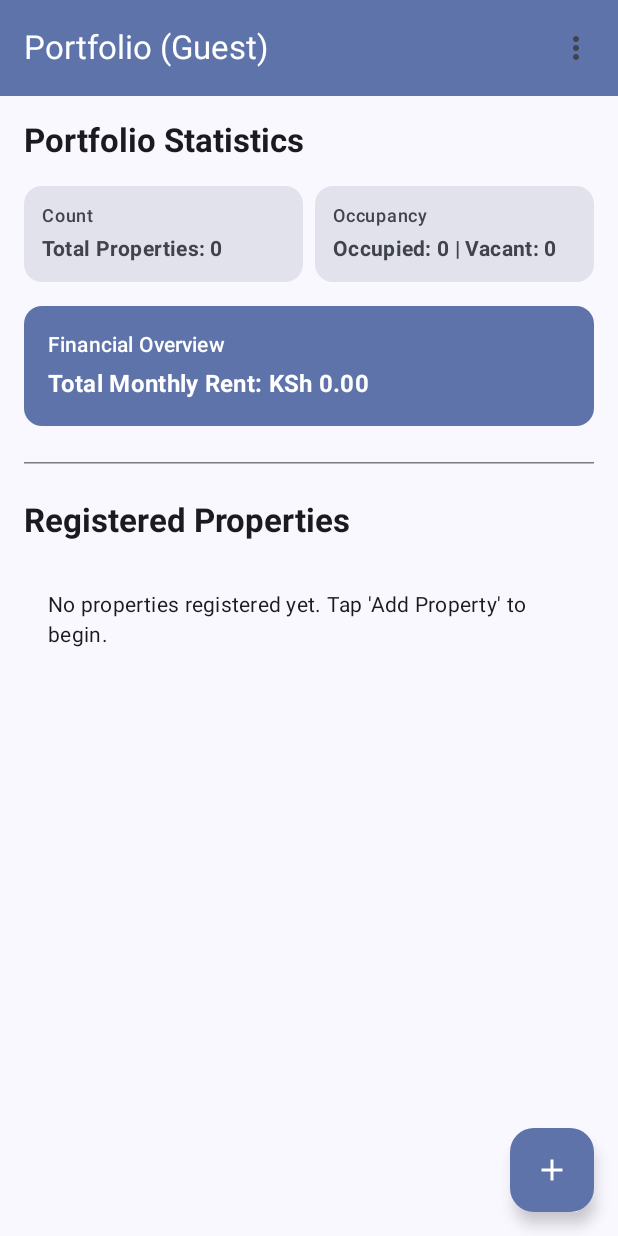
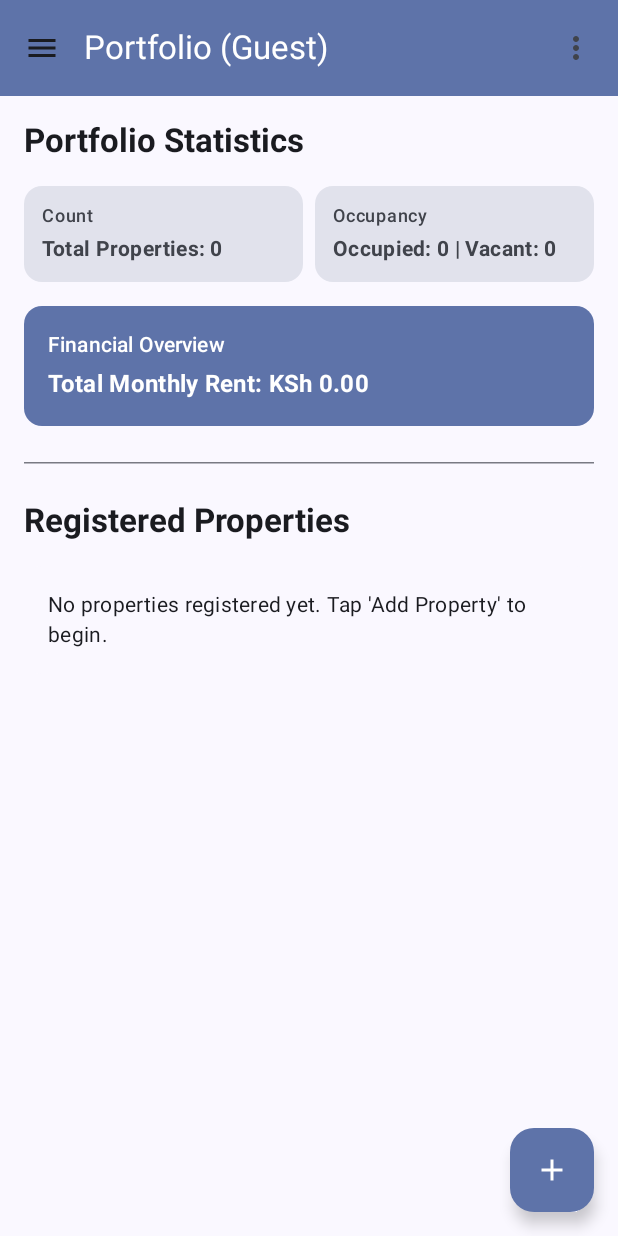
Before and after one commit to Davidrodges/Property-Mangement-Project, an Android app built with Jetpack Compose: the composable PropertyDashboardScreen called with empty values, on a phone screen of 412 x 824 dp. Run offline under Robolectric (Android 15) with nearby library versions, the phone set to English and light mode, and no system bars; our stand-ins replace Room's generated code, livedata-compose.

Commit message:
Feature: Add top-left navigation drawer menu with hover effects and quick actions

```diff
--- a/app/src/main/java/com/example/propertymanagementsystem/MainActivity.kt
+++ b/app/src/main/java/com/example/propertymanagementsystem/MainActivity.kt
@@ -27,6 +27,7 @@ import androidx.lifecycle.viewmodel.compose.viewModel
 import com.example.propertymanagementsystem.data.model.Property
 import com.example.propertymanagementsystem.ui.theme.PropertyManagementSystemTheme
 import com.example.propertymanagementsystem.ui.viewmodel.PropertyViewModel
+import kotlinx.coroutines.launch
 import java.text.SimpleDateFormat
 import java.util.Date
 import java.util.Locale
@@ -540,12 +541,120 @@ fun PropertyDashboardScreen(
     var showAddDialog by remember { mutableStateOf(false) }
     var propertyToEdit by remember { mutableStateOf<Property?>(null) }
     var showMenu by remember { mutableStateOf(false) }
+
+    val drawerState = rememberDrawerState(initialValue = DrawerValue.Closed)
+    val coroutineScope = rememberCoroutineScope()
     val scrollState = rememberScrollState()
 
+    ModalNavigationDrawer(
+        drawerState = drawerState,
+        drawerContent = {
+            ModalDrawerSheet {
+                Column(
+                    modifier = Modifier
+                        .fillMaxHeight()
+                        .width(280.dp)
+                        .padding(16.dp),
+                    verticalArrangement = Arrangement.spacedBy(8.dp)
+                ) {
+                    Text(
+                        text = "Navigation Menu",
+                        style = MaterialTheme.typography.titleLarge,
+                        fontWeight = FontWeight.Bold,
+                        modifier = Modifier.padding(vertical = 12.dp)
+                    )
+                    Text(
+                        text = "User: $userEmail",
+                        style = MaterialTheme.typography.bodySmall,
+                        color = MaterialTheme.colorScheme.onSurfaceVariant
+                    )
+
+                    HorizontalDivider(modifier = Modifier.padding(vertical = 8.dp))
+
+                    NavigationDrawerItem(
+                        label = { Text("Dashboard") },
+                        selected = false,
+                        onClick = {
+                            coroutineScope.launch { drawerState.close() }
+                            coroutineScope.launch { scrollState.animateScrollTo(0) }
+                        },
+                        icon = { Icon(Icons.Default.Dashboard, contentDescription = "Dashboard") },
+                        modifier = Modifier.fillMaxWidth()
+                    )
+
+                    NavigationDrawerItem(
+                        label = { Text("Add Property") },
+                        selected = false,
+                        onClick = {
+                            coroutineScope.launch { drawerState.close() }
+                            showAddDialog = true
+                        },
+                        icon = { Icon(Icons.Default.Add, contentDescription = "Add Property") },
+                        modifier = Modifier.fillMaxWidth()
+                    )
+
+                    NavigationDrawerItem(
+                        label = { Text("Call Caretaker") },
+                        selected = false,
+                        onClick = {
+                            coroutineScope.launch { drawerState.close() }
+                            if (properties.isNotEmpty()) {
+                                val firstPhone = properties.first().caretakerPhone
+                                val intent = Intent(Intent.ACTION_DIAL, Uri.parse("tel:$firstPhone"))
+                                try {
+                                    context.startActivity(intent)
+                                } catch (_: Exception) {
+                                    feedbackMessage = "Unable to launch dialer"
+                                }
+                            } else {
+                                feedbackMessage = "No registered properties available to call caretaker."
+                            }
+                        },
+                        icon = { Icon(Icons.Default.Phone, contentDescription = "Call Caretaker") },
+                        modifier = Modifier.fillMaxWidth()
+                    )
+
+                    NavigationDrawerItem(
+                        label = { Text("Web Portal") },
+                        selected = false,
+                        onClick = {
+                            coroutineScope.launch { drawerState.close() }
+                            val intent = Intent(Intent.ACTION_VIEW, Uri.parse("https://github.com/Davidrodges/Property-Mangement-Project"))
+                            try {
+                                context.startActivity(intent)
+                            } catch (_: Exception) {
+                                feedbackMessage = "Unable to open browser"
+                            }
+                        },
+                        icon = { Icon(Icons.Default.Language, contentDescription = "Web Portal") },
+                        modifier = Modifier.fillMaxWidth()
+                    )
+
+                    HorizontalDivider(modifier = Modifier.padding(vertical = 8.dp))
+
+                    NavigationDrawerItem(
+                        label = { Text("Logout") },
+                        selected = false,
+                        onClick = {
+                            coroutineScope.launch { drawerState.close() }
+                            onLogout()
+                        },
+                        icon = { Icon(Icons.AutoMirrored.Filled.Logout, contentDescription = "Logout") },
+                        modifier = Modifier.fillMaxWidth()
+                    )
+                }
+            }
+        }
+    ) {
         Scaffold(
             topBar = {
                 TopAppBar(
                     title = { Text("Portfolio (${userEmail.ifEmpty { "Guest" }})") },
+                    navigationIcon = {
+                        IconButton(onClick = { coroutineScope.launch { drawerState.open() } }) {
+                            Icon(Icons.Default.Menu, contentDescription = "Open Navigation Menu")
+                        }
+                    },
                     colors = TopAppBarDefaults.topAppBarColors(
                         containerColor = MaterialTheme.colorScheme.primaryContainer,
                         titleContentColor = MaterialTheme.colorScheme.onPrimaryContainer
@@ -762,6 +871,7 @@ fun PropertyDashboardScreen(
                         feedbackMessage = "Property updated successfully"
                     }
                 )
+            }
         }
     }
 }
```
Lines whose indentation alone changed are shown as unchanged.
